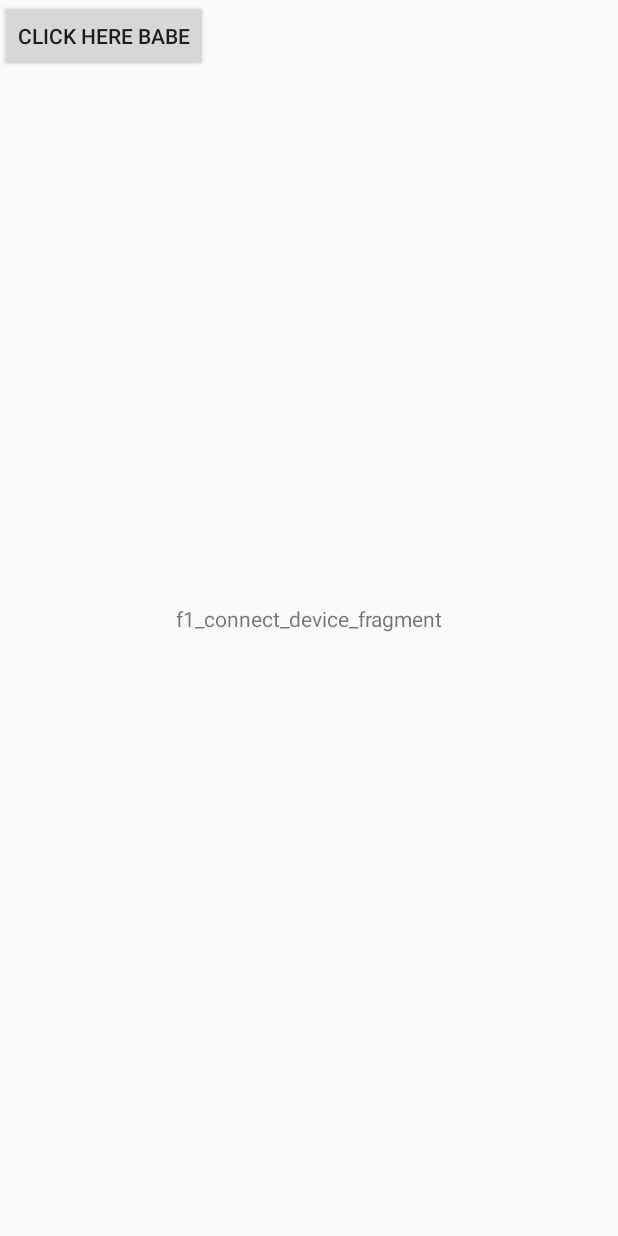
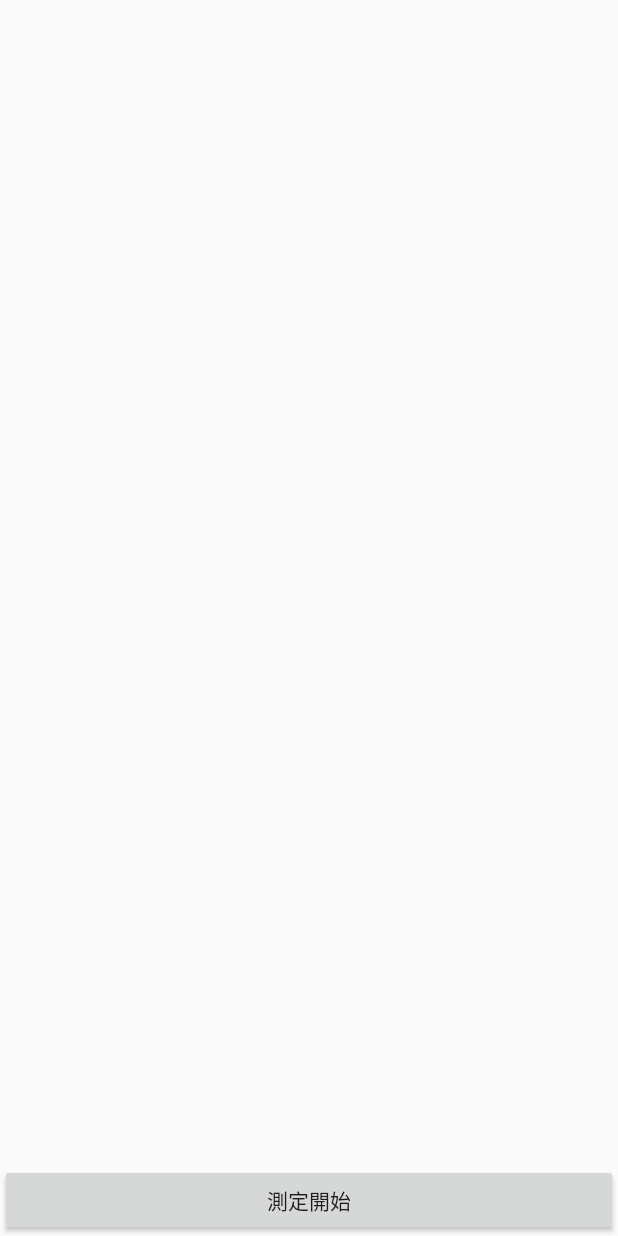
Before and after one commit to KuiGoan/MVP, an Android app: the screen it shows after launch (HomeActivity), on a phone screen of 412 x 824 dp. Run offline under Robolectric (Android 15) with nearby library versions, the phone set to English and light mode, and no system bars; our stand-ins replace ButterKnife.

```diff
--- a/app/src/main/java/com/ifi/kuirin/mvp/HomeActivity.java
+++ b/app/src/main/java/com/ifi/kuirin/mvp/HomeActivity.java
@@ -7,9 +7,6 @@ import com.ifi.kuirin.mvp.base.BaseActivity;
 import com.ifi.kuirin.mvp.f1_connect_device.ConnectDeviceFragment;
 import com.ifi.kuirin.mvp.util.CustomFragmentManager;
 import com.ifi.kuirin.mvp.util.Logger;
-//import butterknife.ButterKnife;
-//import butterknife.OnClick;
-//import butterknife.OnItemClick;
 
 public class HomeActivity extends BaseActivity implements IHomeContract.View {
 
--- a/app/src/main/java/com/ifi/kuirin/mvp/f1_connect_device/ConnectDeviceFragment.java
+++ b/app/src/main/java/com/ifi/kuirin/mvp/f1_connect_device/ConnectDeviceFragment.java
@@ -4,7 +4,6 @@ import android.os.Bundle;
 import android.support.annotation.Nullable;
 import android.view.View;
 import android.widget.Button;
-import android.widget.TextView;
 
 import com.ifi.kuirin.mvp.R;
 import com.ifi.kuirin.mvp.base.BaseFragment;
@@ -13,15 +12,14 @@ import com.ifi.kuirin.mvp.util.CustomFragmentManager;
 import com.ifi.kuirin.mvp.util.Logger;
 
 import butterknife.BindView;
+import butterknife.OnClick;
 
-public class ConnectDeviceFragment extends BaseFragment implements IConnectDeviceContract.View, View.OnClickListener {
+public class ConnectDeviceFragment extends BaseFragment implements IConnectDeviceContract.View {
 
     public static final String TAG = ConnectDeviceFragment.class.getClass().getSimpleName();
 
-    @BindView(R.id.tvHello)
-    TextView mTvHello;
-    @BindView(R.id.btnClick)
-    Button mBtClick;
+    @BindView(R.id.f1_connect_btn)
+    Button mConnectBtn;
 
     private ConnectDevicePresenter mConnectDevicePresenter;
 
@@ -32,8 +30,6 @@ public class ConnectDeviceFragment extends BaseFragment implements IConnectDevic
 
     @Override
     protected void init(@Nullable Bundle state, View view) {
-        mTvHello.setOnClickListener(this);
-        mBtClick.setOnClickListener(this);
         mConnectDevicePresenter = ConnectDevicePresenter.getInstance();
         mConnectDevicePresenter.attach(this);
     }
@@ -44,15 +40,9 @@ public class ConnectDeviceFragment extends BaseFragment implements IConnectDevic
         mConnectDevicePresenter.detach();
     }
 
-    @Override
-    public void onClick(View view) {
-        switch (view.getId()) {
-            case R.id.btnClick:
-                mConnectDevicePresenter.checkConnect();
-                break;
-            default:
-                break;
-        }
+    @OnClick(R.id.f1_connect_btn)
+    public void onViewClicked() {
+        mConnectDevicePresenter.checkConnect();
     }
 
     @Override
--- a/app/src/main/res/layout/f1_connect_devcie_fragment.xml
+++ b/app/src/main/res/layout/f1_connect_devcie_fragment.xml
@@ -1,26 +1,13 @@
 <?xml version="1.0" encoding="utf-8"?>
-<android.support.constraint.ConstraintLayout xmlns:android="http://schemas.android.com/apk/res/android"
-    xmlns:app="http://schemas.android.com/apk/res-auto"
-    xmlns:tools="http://schemas.android.com/tools"
+<RelativeLayout xmlns:android="http://schemas.android.com/apk/res/android"
     android:layout_width="match_parent"
-    android:layout_height="match_parent"
-    android:id="@+id/activity_main"
-    tools:context="com.ifi.kuirin.mvp.f1_connect_device.ConnectDeviceFragment">
-
-    <TextView
-        android:id="@+id/tvHello"
-        android:layout_width="wrap_content"
-        android:layout_height="wrap_content"
-        android:text="f1_connect_device_fragment"
-        app:layout_constraintBottom_toBottomOf="parent"
-        app:layout_constraintLeft_toLeftOf="parent"
-        app:layout_constraintRight_toRightOf="parent"
-        app:layout_constraintTop_toTopOf="parent" />
+    android:layout_height="match_parent">
 
     <Button
-        android:id="@+id/btnClick"
-        android:layout_width="wrap_content"
+        android:id="@id/f1_connect_btn"
+        android:layout_width="match_parent"
         android:layout_height="wrap_content"
-        android:text="Click here babe"/>
+        android:layout_alignParentBottom="true"
+        android:text="@string/f1_connect_device"/>
 
-</android.support.constraint.ConstraintLayout>
+</RelativeLayout>
--- /dev/null
+++ b/app/src/main/res/values/dimens.xml
@@ -0,0 +1,4 @@
+<?xml version="1.0" encoding="utf-8"?>
+<resources>
+
+</resources>
```
Also changed, not shown: app/src/main/java/com/ifi/kuirin/mvp/f2_live_event/LiveEventFragment.java (+8 -9 lines), app/src/main/java/com/ifi/kuirin/mvp/f2_live_event/f2_framelayout/F2FrameLayoutFragment.java (+36 -47 lines), app/src/main/res/layout/f2_live_event_fragment.xml (+5 -10 lines), app/src/main/res/layout/f2_live_event_framelayout_fragment.xml (+10 -10 lines), app/src/main/res/values/ids.xml (+23 -1 lines), app/src/main/res/values/strings.xml (+21 -0 lines).
